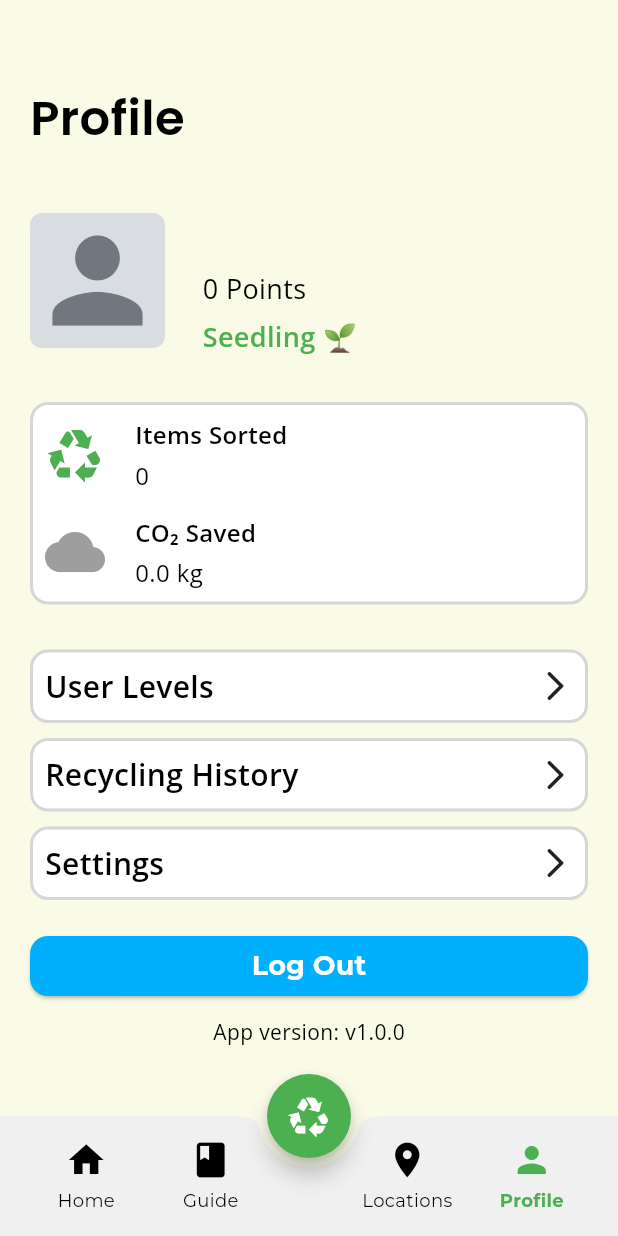
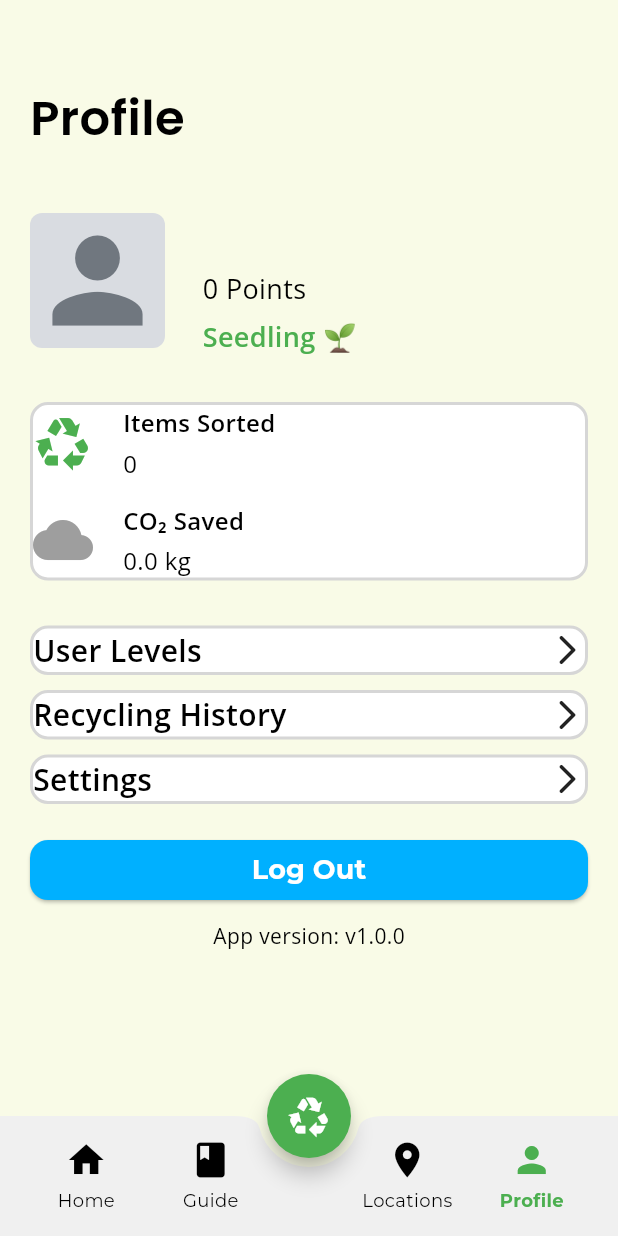
Before and after one commit to calvin050101/Green-Bin-App, a Flutter app: the screen it shows once a user with an empty profile is signed in, item 4 of the bottom bar chosen, on a phone screen of 412 x 824 dp. Run offline on Flutter 3.47's test engine with Material 3 defaults, Android fonts, the phone set to English and light mode, and no system bars; our stand-ins replace cloud_firestore, firebase_auth, firebase_core, flutter_riverpod; accounts and stored records are empty; generated files the repository leaves out were written again.

Commit message:
Created CustContainer widget.

```diff
--- a/lib/models/recycling_summary.dart
+++ b/lib/models/recycling_summary.dart
@@ -1,7 +1,5 @@
 import 'package:green_bin/models/record_model.dart';
 import 'package:green_bin/models/waste_type_model.dart';
-
-import '../helper/helper_functions.dart';
 
 class RecyclingSummary {
   final int totalPoints;
--- a/lib/pages/profile/profile.dart
+++ b/lib/pages/profile/profile.dart
@@ -1,5 +1,6 @@
 import 'package:flutter/material.dart';
 import 'package:flutter_riverpod/flutter_riverpod.dart';
+import 'package:green_bin/widgets/cust_container.dart';
 import 'package:green_bin/widgets/custom_button.dart';
 import '../../models/recycling_summary.dart';
 import '../../models/user_level_model.dart';
@@ -107,116 +108,6 @@ class ProfilePage extends StatelessWidget {
     );
   }
 
-  InkWell pageDirectButton({
-    required String route,
-    required String buttonText,
-    required BuildContext context,
-  }) {
-    return InkWell(
-      onTap: () {
-        Navigator.pushNamed(context, route);
-      },
-
-      child: Container(
-        width: double.infinity,
-        decoration: BoxDecoration(
-          color: Colors.white,
-          borderRadius: BorderRadius.circular(12),
-          border: Border.all(color: Color(0xFFD6D6D6), width: 2),
-        ),
-
-        child: Padding(
-          padding: const EdgeInsets.all(8.0),
-          child: Row(
-            mainAxisAlignment: MainAxisAlignment.spaceBetween,
-            children: [
-              Text(
-                buttonText,
-                style: TextStyle(
-                  fontWeight: FontWeight.w600,
-                  fontSize: 20,
-                  fontFamily: 'OpenSans',
-                ),
-              ),
-
-              Icon(Icons.arrow_forward_ios_rounded),
-            ],
-          ),
-        ),
-      ),
-    );
-  }
-
-  Container userStatsContainer(UserModel user, RecyclingSummary summary, BuildContext context) {
-    return Container(
-      width: double.infinity,
-      decoration: BoxDecoration(
-        color: Colors.white,
-        borderRadius: BorderRadius.circular(12),
-        border: Border.all(color: Color(0xFFD6D6D6), width: 2),
-      ),
-
-      child: Padding(
-        padding: const EdgeInsets.all(8.0),
-        child: Column(
-          children: [
-            userStatsRow(
-              rowIcon: Icon(
-                Icons.recycling,
-                size: 40,
-                color: Theme.of(context).colorScheme.primary,
-              ),
-              rowTitle: "Items Sorted",
-              rowValue: '${user.records?.length}',
-              context: context,
-            ),
-
-            SizedBox(height: 15),
-
-            userStatsRow(
-              rowIcon: Icon(Icons.cloud, size: 40, color: Colors.grey),
-              rowTitle: "CO₂ Saved",
-              rowValue: "${summary.totalCarbonFootprintSaved} kg",
-              context: context,
-            ),
-          ],
-        ),
-      ),
-    );
-  }
-
-  Row userStatsRow({
-    required Icon rowIcon,
-    required String rowTitle,
-    required String rowValue,
-    required BuildContext context,
-  }) {
-    return Row(
-      children: [
-        rowIcon,
-        SizedBox(width: 20),
-        Column(
-          crossAxisAlignment: CrossAxisAlignment.start,
-          children: [
-            Text(
-              rowTitle,
-              style: TextStyle(
-                fontWeight: FontWeight.w600,
-                fontSize: 16,
-                fontFamily: 'OpenSans',
-              ),
-            ),
-            SizedBox(height: 4),
-            Text(
-              rowValue,
-              style: TextStyle(fontSize: 16, fontFamily: 'OpenSans'),
-            ),
-          ],
-        ),
-      ],
-    );
-  }
-
   Row profileInfo(UserModel user, RecyclingSummary summary) {
     final UserLevel userLevel = getUserLevel(summary.totalPoints);
 
@@ -272,4 +163,98 @@ class ProfilePage extends StatelessWidget {
       ],
     );
   }
+
+  CustContainer userStatsContainer(
+    UserModel user,
+    RecyclingSummary summary,
+    BuildContext context,
+  ) {
+    return CustContainer(
+      child: Column(
+        children: [
+          userStatsRow(
+            rowIcon: Icon(
+              Icons.recycling,
+              size: 40,
+              color: Theme.of(context).colorScheme.primary,
+            ),
+            rowTitle: "Items Sorted",
+            rowValue: '${user.records?.length}',
+            context: context,
+          ),
+
+          SizedBox(height: 15),
+
+          userStatsRow(
+            rowIcon: Icon(Icons.cloud, size: 40, color: Colors.grey),
+            rowTitle: "CO₂ Saved",
+            rowValue: "${summary.totalCarbonFootprintSaved} kg",
+            context: context,
+          ),
+        ],
+      ),
+    );
+  }
+
+  Row userStatsRow({
+    required Icon rowIcon,
+    required String rowTitle,
+    required String rowValue,
+    required BuildContext context,
+  }) {
+    return Row(
+      children: [
+        rowIcon,
+        SizedBox(width: 20),
+        Column(
+          crossAxisAlignment: CrossAxisAlignment.start,
+          children: [
+            Text(
+              rowTitle,
+              style: TextStyle(
+                fontWeight: FontWeight.w600,
+                fontSize: 16,
+                fontFamily: 'OpenSans',
+              ),
+            ),
+            SizedBox(height: 4),
+            Text(
+              rowValue,
+              style: TextStyle(fontSize: 16, fontFamily: 'OpenSans'),
+            ),
+          ],
+        ),
+      ],
+    );
+  }
+
+  InkWell pageDirectButton({
+    required String route,
+    required String buttonText,
+    required BuildContext context,
+  }) {
+    return InkWell(
+      onTap: () {
+        Navigator.pushNamed(context, route);
+      },
+
+      child: CustContainer(
+        child: Row(
+          mainAxisAlignment: MainAxisAlignment.spaceBetween,
+          children: [
+            Text(
+              buttonText,
+              style: TextStyle(
+                fontWeight: FontWeight.w600,
+                fontSize: 20,
+                fontFamily: 'OpenSans',
+              ),
+            ),
+
+            Icon(Icons.arrow_forward_ios_rounded),
+          ],
+        ),
+      ),
+    );
+  }
 }
--- /dev/null
+++ b/lib/widgets/cust_container.dart
@@ -0,0 +1,20 @@
+import 'package:flutter/material.dart';
+
+class CustContainer extends StatelessWidget {
+  final Widget child;
+
+  const CustContainer({super.key, required this.child});
+
+  @override
+  Widget build(BuildContext context) {
+    return Container(
+      width: double.infinity,
+      decoration: BoxDecoration(
+        color: Colors.white,
+        borderRadius: BorderRadius.circular(12),
+        border: Border.all(color: Color(0xFFD6D6D6), width: 2),
+      ),
+      child: child,
+    );
+  }
+}
```
Also changed, not shown: lib/pages/home_page.dart (+71 -85 lines), lib/pages/profile/user_levels.dart (+2 -11 lines).
